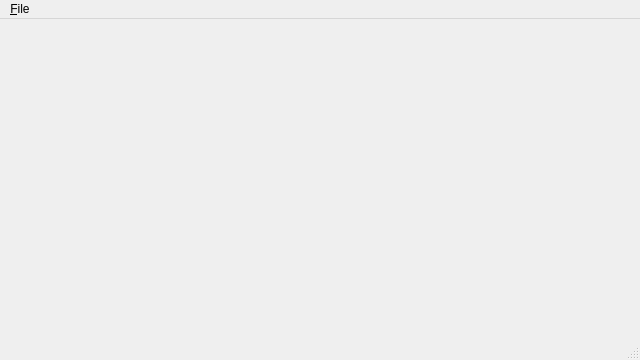
wedesoft/battleship-qt4, file gamewindow.ui: the form before one commit.
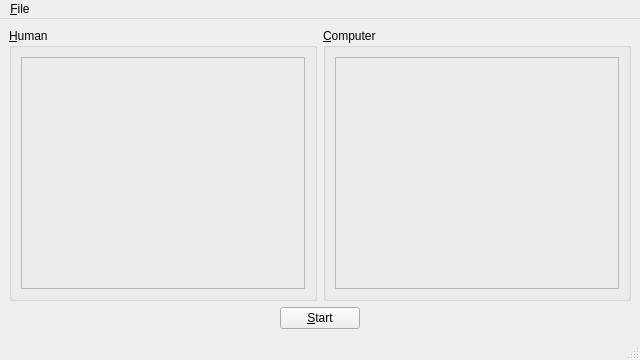
The form after the commit.

Commit message: Implemented start button (with Michael Gorodnitzky). Bugfix for duplicate method 'placing?'. Updated C++ port.

Diff of the .ui file:
```diff
--- a/gamewindow.ui
+++ b/gamewindow.ui
@@ -25,7 +25,113 @@
   <property name="windowTitle">
    <string>MainWindow</string>
   </property>
-  <widget class="QWidget" name="centralwidget"/>
+  <widget class="QWidget" name="centralwidget">
+   <layout class="QVBoxLayout" name="verticalLayout_2">
+    <item>
+     <layout class="QHBoxLayout" name="horizontalLayout">
+      <item>
+       <widget class="QGroupBox" name="humanGroup">
+        <property name="sizePolicy">
+         <sizepolicy hsizetype="Preferred" vsizetype="Preferred">
+          <horstretch>1</horstretch>
+          <verstretch>0</verstretch>
+         </sizepolicy>
+        </property>
+        <property name="title">
+         <string>&amp;Human</string>
+        </property>
+        <layout class="QVBoxLayout" name="verticalLayout">
+         <item>
+          <widget class="QFrame" name="humanFrame">
+           <property name="sizePolicy">
+            <sizepolicy hsizetype="Preferred" vsizetype="Expanding">
+             <horstretch>1</horstretch>
+             <verstretch>1</verstretch>
+            </sizepolicy>
+           </property>
+           <property name="frameShape">
+            <enum>QFrame::StyledPanel</enum>
+           </property>
+           <property name="frameShadow">
+            <enum>QFrame::Sunken</enum>
+           </property>
+          </widget>
+         </item>
+        </layout>
+       </widget>
+      </item>
+      <item>
+       <widget class="QGroupBox" name="computerGroup">
+        <property name="sizePolicy">
+         <sizepolicy hsizetype="Preferred" vsizetype="Preferred">
+          <horstretch>1</horstretch>
+          <verstretch>0</verstretch>
+         </sizepolicy>
+        </property>
+        <property name="title">
+         <string>&amp;Computer</string>
+        </property>
+        <layout class="QVBoxLayout" name="verticalLayout_3">
+         <item>
+          <widget class="QFrame" name="computerFrame">
+           <property name="sizePolicy">
+            <sizepolicy hsizetype="Preferred" vsizetype="Expanding">
+             <horstretch>1</horstretch>
+             <verstretch>1</verstretch>
+            </sizepolicy>
+           </property>
+           <property name="frameShape">
+            <enum>QFrame::StyledPanel</enum>
+           </property>
+           <property name="frameShadow">
+            <enum>QFrame::Sunken</enum>
+           </property>
+          </widget>
+         </item>
+        </layout>
+       </widget>
+      </item>
+     </layout>
+    </item>
+    <item>
+     <layout class="QHBoxLayout" name="horizontalLayout_2">
+      <item>
+       <spacer name="horizontalSpacer">
+        <property name="orientation">
+         <enum>Qt::Horizontal</enum>
+        </property>
+        <property name="sizeHint" stdset="0">
+         <size>
+          <width>40</width>
+          <height>20</height>
+         </size>
+        </property>
+       </spacer>
+      </item>
+      <item>
+       <widget class="QPushButton" name="startButton">
+        <property name="text">
+         <string>&amp;Start</string>
+        </property>
+       </widget>
+      </item>
+      <item>
+       <spacer name="horizontalSpacer_2">
+        <property name="orientation">
+         <enum>Qt::Horizontal</enum>
+        </property>
+        <property name="sizeHint" stdset="0">
+         <size>
+          <width>40</width>
+          <height>20</height>
+         </size>
+        </property>
+       </spacer>
+      </item>
+     </layout>
+    </item>
+   </layout>
+  </widget>
   <widget class="QMenuBar" name="menubar">
    <property name="geometry">
     <rect>
```
The commit also changes 13 other files.
